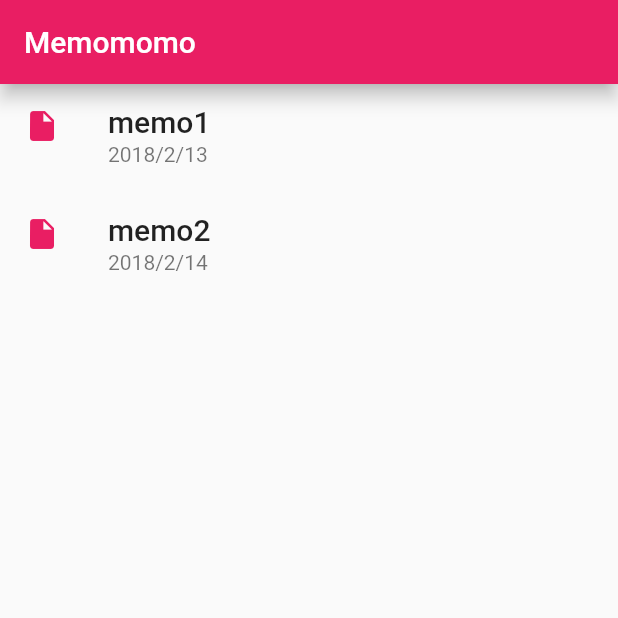
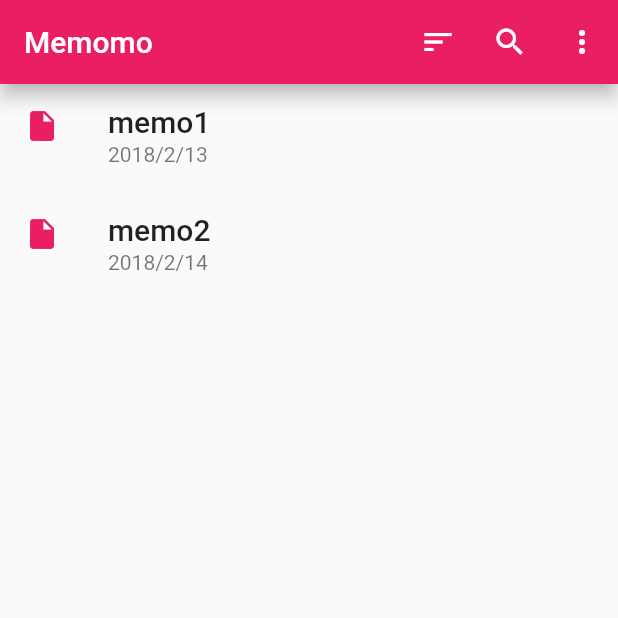
Before and after one commit to YusukeSuzuki1213/Memomo, a Flutter app: the screen it shows after launch, on a phone screen of 412 x 824 dp, the top half of it. Run offline on Flutter 3.47's test engine with Material 2 defaults, Android fonts, the phone set to English and light mode, and no system bars.

Commit message:
add appbar icons

```diff
--- a/lib/main.dart
+++ b/lib/main.dart
@@ -9,6 +9,8 @@ class Choice {
 const List<Choice> choices = const <Choice>[
   const Choice(title: 'sort', icon: Icons.sort),
   const Choice(title: 'search', icon: Icons.search),
+  const Choice(title: 'memo', icon: Icons.insert_drive_file),
+
 ];
 
 List<Widget> list = <Widget>[
@@ -17,7 +19,7 @@ List<Widget> list = <Widget>[
         style: new TextStyle(fontWeight: FontWeight.w500, fontSize: 20.0)),
     subtitle: new Text('2018/2/13'),
     leading: new Icon(
-      Icons.insert_drive_file ,
+      choices[2].icon,
       color: Colors.pink,
     ),
   ),
@@ -26,19 +28,49 @@ List<Widget> list = <Widget>[
         style: new TextStyle(fontWeight: FontWeight.w500, fontSize: 20.0)),
     subtitle: new Text('2018/2/14'),
     leading: new Icon(
-      Icons.insert_drive_file ,
+      choices[2].icon,
       color: Colors.pink,
     ),
   ),
 ];
 
 class _MyHomePageState extends State<MyHomePage> {
+
+  Choice _selectedChoice = choices[0];
+
+  void _select(Choice choice) {
+    setState(() { // Causes the app to rebuild with the new _selectedChoice.
+      _selectedChoice = choice;
+    });
+  }
+
   @override
   Widget build(BuildContext context) {
     return new Scaffold(
       appBar: new AppBar(
         title: new Text(widget.title),
-        elevation: 5.0, // Removing the drop shadow cast by the app bar.//
+        elevation: 5.0,
+        actions: <Widget>[
+          new IconButton( // action button
+            icon: new Icon(choices[0].icon),
+            onPressed: () { _select(choices[0]); },
+          ),
+          new IconButton( // action button
+            icon: new Icon(choices[1].icon),
+            onPressed: () { _select(choices[1]); },
+          ),
+          new PopupMenuButton<Choice>( // overflow menu
+            onSelected: _select,
+            itemBuilder: (BuildContext context) {
+              return choices.skip(2).map((Choice choice) {
+                return new PopupMenuItem<Choice>(
+                  value: choice,
+                  child: new Text(choice.title),
+                );
+              }).toList();
+            },
+          ),
+        ],
       ),
       body: new Center(
         child: new ListView(
@@ -65,7 +97,7 @@ class MyApp extends StatelessWidget {
       theme: new ThemeData(
         primarySwatch: Colors.pink,
       ),
-      home: new MyHomePage(title: 'Memomomo'),
+      home: new MyHomePage(title: 'Memomo'),
     );
   }
 }
```
